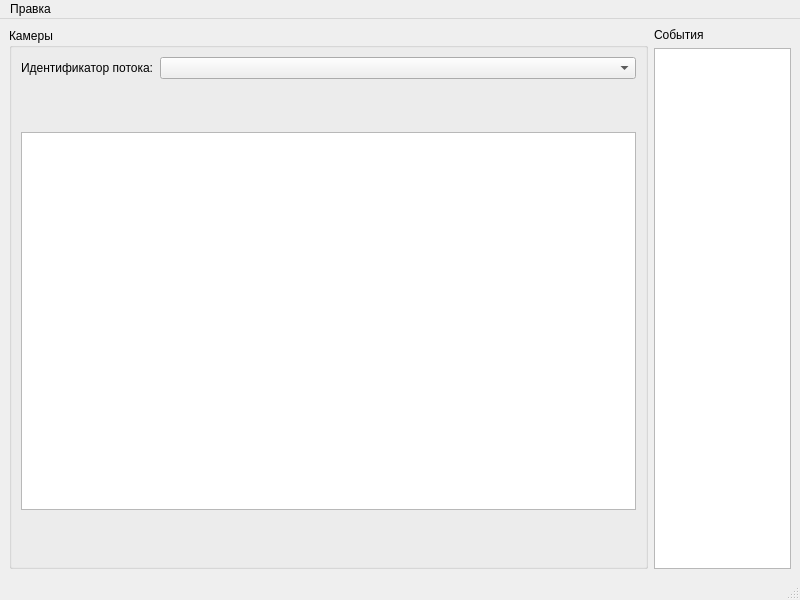
Qt form mainwindow.ui (TheMadius/EltexViewFRS) before a commit.
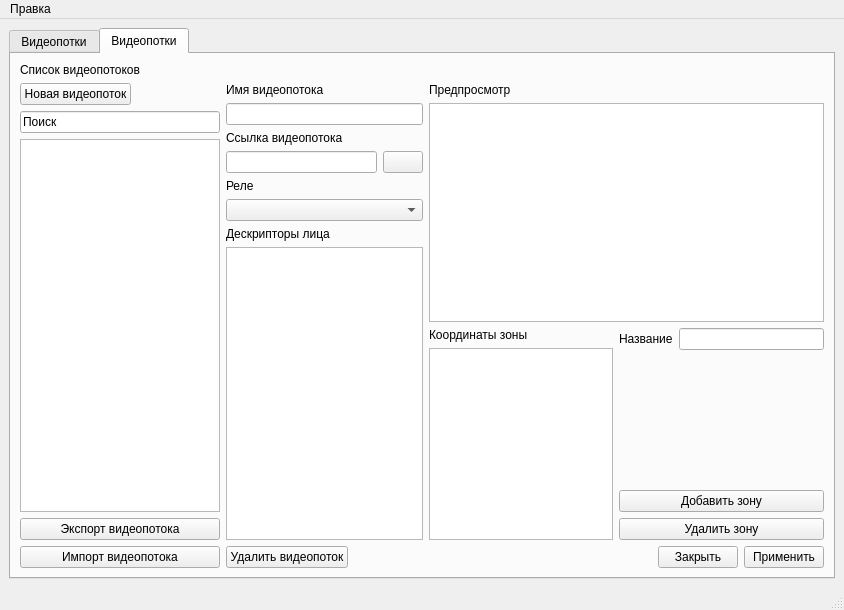
The same form after that commit.

The edit to the form file:
```diff
--- a/mainwindow.ui
+++ b/mainwindow.ui
@@ -6,17 +6,27 @@
    <rect>
     <x>0</x>
     <y>0</y>
-    <width>800</width>
-    <height>600</height>
+    <width>844</width>
+    <height>610</height>
    </rect>
   </property>
   <property name="windowTitle">
    <string>EltexRFS</string>
   </property>
   <widget class="QWidget" name="centralwidget">
-   <layout class="QVBoxLayout" name="verticalLayout_3">
+   <layout class="QVBoxLayout" name="verticalLayout_17">
     <item>
-     <layout class="QHBoxLayout" name="horizontalLayout" stretch="14,3">
+     <widget class="QTabWidget" name="tabWidget">
+      <property name="currentIndex">
+       <number>1</number>
+      </property>
+      <widget class="QWidget" name="tab">
+       <attribute name="title">
+        <string>Видеопотки</string>
+       </attribute>
+       <layout class="QHBoxLayout" name="horizontalLayout_8">
+        <item>
+         <layout class="QHBoxLayout" name="horizontalLayout" stretch="14">
       <item>
        <widget class="QGroupBox" name="groupBox">
         <property name="title">
@@ -38,7 +48,7 @@
               <widget class="QComboBox" name="comboBox">
                <item>
                 <property name="text">
-                 <string> </string>
+                     <string/>
                 </property>
                </item>
               </widget>
@@ -83,25 +93,297 @@
         </layout>
        </widget>
       </item>
+         </layout>
+        </item>
+       </layout>
+      </widget>
+      <widget class="QWidget" name="tab_2">
+       <attribute name="title">
+        <string>Видеопотки</string>
+       </attribute>
+       <layout class="QVBoxLayout" name="verticalLayout_14">
+        <item>
+         <layout class="QVBoxLayout" name="verticalLayout_13">
+          <item>
+           <widget class="QLabel" name="label_5">
+            <property name="text">
+             <string>Список видеопотоков</string>
+            </property>
+           </widget>
+          </item>
+          <item>
+           <layout class="QHBoxLayout" name="horizontalLayout_6" stretch="1,3">
+            <item>
+             <layout class="QVBoxLayout" name="verticalLayout_8">
+              <item>
+               <layout class="QHBoxLayout" name="horizontalLayout_7">
+                <item>
+                 <widget class="QPushButton" name="pushButton_3">
+                  <property name="text">
+                   <string>Новая видеопоток</string>
+                  </property>
+                 </widget>
+                </item>
+                <item>
+                 <spacer name="horizontalSpacer">
+                  <property name="orientation">
+                   <enum>Qt::Horizontal</enum>
+                  </property>
+                  <property name="sizeHint" stdset="0">
+                   <size>
+                    <width>40</width>
+                    <height>20</height>
+                   </size>
+                  </property>
+                 </spacer>
+                </item>
+               </layout>
+              </item>
+              <item>
+               <widget class="QLineEdit" name="lineEdit_3">
+                <property name="text">
+                 <string>Поиск</string>
+                </property>
+               </widget>
+              </item>
+              <item>
+               <widget class="QTableWidget" name="tableWidget"/>
+              </item>
+              <item>
+               <layout class="QVBoxLayout" name="verticalLayout_7">
+                <item>
+                 <widget class="QPushButton" name="pushButton">
+                  <property name="text">
+                   <string>Экспорт видеопотока</string>
+                  </property>
+                 </widget>
+                </item>
+                <item>
+                 <widget class="QPushButton" name="pushButton_2">
+                  <property name="text">
+                   <string>Импорт видеопотока</string>
+                  </property>
+                 </widget>
+                </item>
+               </layout>
+              </item>
+             </layout>
+            </item>
+            <item>
+             <layout class="QVBoxLayout" name="verticalLayout_12">
+              <item>
+               <layout class="QHBoxLayout" name="horizontalLayout_5" stretch="1,2">
+                <item>
+                 <layout class="QVBoxLayout" name="verticalLayout_6">
       <item>
        <layout class="QVBoxLayout" name="verticalLayout">
         <item>
          <widget class="QLabel" name="label">
           <property name="text">
-           <string>События</string>
+                       <string>Имя видеопотока</string>
           </property>
          </widget>
         </item>
         <item>
-         <widget class="QTextEdit" name="textEdit">
-          <property name="readOnly">
-           <bool>true</bool>
+                     <widget class="QLineEdit" name="lineEdit"/>
+                    </item>
+                   </layout>
+                  </item>
+                  <item>
+                   <layout class="QVBoxLayout" name="verticalLayout_3">
+                    <item>
+                     <widget class="QLabel" name="label_3">
+                      <property name="text">
+                       <string>Ссылка видеопотока</string>
           </property>
          </widget>
         </item>
-       </layout>
-      </item>
-     </layout>
+                    <item>
+                     <layout class="QHBoxLayout" name="horizontalLayout_10">
+                      <item>
+                       <widget class="QLineEdit" name="lineEdit_2"/>
+                      </item>
+                      <item>
+                       <widget class="QPushButton" name="pushButton_7">
+                        <property name="sizePolicy">
+                         <sizepolicy hsizetype="Minimum" vsizetype="Fixed">
+                          <horstretch>0</horstretch>
+                          <verstretch>0</verstretch>
+                         </sizepolicy>
+                        </property>
+                        <property name="text">
+                         <string/>
+                        </property>
+                       </widget>
+                      </item>
+                     </layout>
+                    </item>
+                    <item>
+                     <layout class="QVBoxLayout" name="verticalLayout_11">
+                      <item>
+                       <widget class="QLabel" name="label_7">
+                        <property name="text">
+                         <string>Реле</string>
+                        </property>
+                       </widget>
+                      </item>
+                      <item>
+                       <widget class="QComboBox" name="comboBox_2"/>
+                      </item>
+                     </layout>
+                    </item>
+                    <item>
+                     <layout class="QVBoxLayout" name="verticalLayout_9">
+                      <item>
+                       <widget class="QLabel" name="label_6">
+                        <property name="text">
+                         <string>Дескрипторы лица</string>
+                        </property>
+                       </widget>
+                      </item>
+                      <item>
+                       <widget class="QTableWidget" name="tableWidget_2"/>
+                      </item>
+                     </layout>
+                    </item>
+                   </layout>
+                  </item>
+                 </layout>
+                </item>
+                <item>
+                 <layout class="QVBoxLayout" name="verticalLayout_4" stretch="16,0">
+                  <item>
+                   <layout class="QVBoxLayout" name="verticalLayout_10" stretch="0,0">
+                    <item>
+                     <widget class="QLabel" name="label_4">
+                      <property name="text">
+                       <string>Предпросмотр</string>
+                      </property>
+                     </widget>
+                    </item>
+                    <item>
+                     <widget class="QGraphicsView" name="graphicsView_2"/>
+                    </item>
+                   </layout>
+                  </item>
+                  <item>
+                   <layout class="QHBoxLayout" name="horizontalLayout_12" stretch="9,10">
+                    <item>
+                     <layout class="QVBoxLayout" name="verticalLayout_15">
+                      <item>
+                       <widget class="QLabel" name="label_8">
+                        <property name="text">
+                         <string>Координаты зоны</string>
+                        </property>
+                       </widget>
+                      </item>
+                      <item>
+                       <widget class="QTextBrowser" name="textBrowser"/>
+                      </item>
+                     </layout>
+                    </item>
+                    <item>
+                     <layout class="QVBoxLayout" name="verticalLayout_16">
+                      <item>
+                       <layout class="QHBoxLayout" name="horizontalLayout_11">
+                        <item>
+                         <widget class="QLabel" name="label_9">
+                          <property name="text">
+                           <string>Название</string>
+                          </property>
+                         </widget>
+                        </item>
+                        <item>
+                         <widget class="QLineEdit" name="lineEdit_4"/>
+                        </item>
+                       </layout>
+                      </item>
+                      <item>
+                       <spacer name="verticalSpacer_4">
+                        <property name="orientation">
+                         <enum>Qt::Vertical</enum>
+                        </property>
+                        <property name="sizeHint" stdset="0">
+                         <size>
+                          <width>20</width>
+                          <height>40</height>
+                         </size>
+                        </property>
+                       </spacer>
+                      </item>
+                      <item>
+                       <widget class="QPushButton" name="pushButton_8">
+                        <property name="text">
+                         <string>Добавить зону</string>
+                        </property>
+                       </widget>
+                      </item>
+                      <item>
+                       <widget class="QPushButton" name="pushButton_9">
+                        <property name="text">
+                         <string>Удалить зону</string>
+                        </property>
+                       </widget>
+                      </item>
+                     </layout>
+                    </item>
+                   </layout>
+                  </item>
+                 </layout>
+                </item>
+               </layout>
+              </item>
+              <item>
+               <layout class="QHBoxLayout" name="horizontalLayout_9">
+                <item>
+                 <widget class="QPushButton" name="pushButton_6">
+                  <property name="text">
+                   <string>Удалить видеопоток</string>
+                  </property>
+                 </widget>
+                </item>
+                <item>
+                 <spacer name="horizontalSpacer_2">
+                  <property name="orientation">
+                   <enum>Qt::Horizontal</enum>
+                  </property>
+                  <property name="sizeHint" stdset="0">
+                   <size>
+                    <width>40</width>
+                    <height>20</height>
+                   </size>
+                  </property>
+                 </spacer>
+                </item>
+                <item>
+                 <layout class="QHBoxLayout" name="horizontalLayout_4">
+                  <item>
+                   <widget class="QPushButton" name="pushButton_4">
+                    <property name="text">
+                     <string>Закрыть</string>
+                    </property>
+                   </widget>
+                  </item>
+                  <item>
+                   <widget class="QPushButton" name="pushButton_5">
+                    <property name="text">
+                     <string>Применить</string>
+                    </property>
+                   </widget>
+                  </item>
+                 </layout>
+                </item>
+               </layout>
+              </item>
+             </layout>
+            </item>
+           </layout>
+          </item>
+         </layout>
+        </item>
+       </layout>
+      </widget>
+     </widget>
     </item>
    </layout>
   </widget>
@@ -110,7 +392,7 @@
     <rect>
      <x>0</x>
      <y>0</y>
-     <width>800</width>
+     <width>844</width>
      <height>22</height>
     </rect>
    </property>
```
Lines whose indentation alone changed are shown as unchanged.
